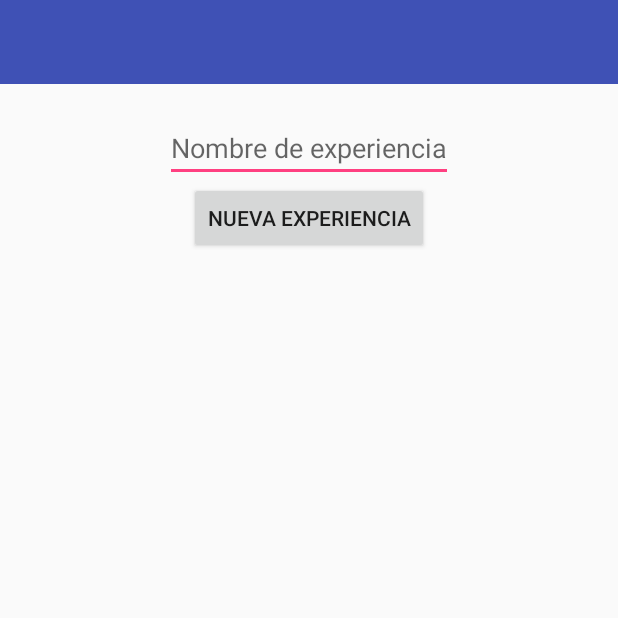
After one commit to Furacin/BitalinoGSR, an Android app: the NuevaExperiencia screen opened directly, with no data from a screen before it, on a phone screen of 412 x 824 dp, the top half of it. The commit adds this screen. Run offline under Robolectric (Android 15) with nearby library versions, the phone set to English and light mode, and no system bars.

Commit message:
Añadido EditText donde darle nombre a la experiencia
Cuando se añade el nombre, aparece el botón para añadir nuevo usuario

```diff
--- a/app/src/main/AndroidManifest.xml
+++ b/app/src/main/AndroidManifest.xml
@@ -19,6 +19,7 @@
         <activity android:name=".DatosGSR"></activity>
         <activity android:name=".InfoExperiencia"></activity>
         <activity android:name=".UsuariosExperiencia"></activity>
+        <activity android:name=".NuevaExperiencia"></activity>
         <activity android:name=".Login">
             <intent-filter>
                 <action android:name="android.intent.action.MAIN" />
--- a/app/src/main/java/com/furazin/android/mbandgsr/MainActivity.java
+++ b/app/src/main/java/com/furazin/android/mbandgsr/MainActivity.java
@@ -69,7 +69,7 @@ public class MainActivity extends AppCompatActivity {
         fab.setOnClickListener(new View.OnClickListener() {
             @Override
             public void onClick(View v) {
-                Intent i = new Intent(getApplicationContext(),Formulario.class);
+                Intent i = new Intent(getApplicationContext(),NuevaExperiencia.class);
                 startActivity(i);
             }
         });
--- /dev/null
+++ b/app/src/main/java/com/furazin/android/mbandgsr/NuevaExperiencia.java
@@ -0,0 +1,59 @@
+package com.furazin.android.mbandgsr;
+
+import android.app.Dialog;
+import android.os.Bundle;
+import android.support.v7.app.AppCompatActivity;
+import android.view.View;
+import android.widget.Button;
+import android.widget.TextView;
+
+/**
+ * Created by manza on 15/06/2017.
+ */
+
+public class NuevaExperiencia extends AppCompatActivity {
+
+    Button btn_adduser;
+    TextView titulo;
+    View linea;
+    Button btn_newuser, btn_nuevaexperiencia;
+
+    @Override
+    protected void onCreate(Bundle savedInstanceState) {
+        super.onCreate(savedInstanceState);
+        setContentView(R.layout.activity_nueva_experiencia);
+
+        titulo = (TextView) findViewById(R.id.textview_titulo);
+        linea = findViewById(R.id.line1);
+        btn_newuser = (Button) findViewById(R.id.btn_newuser);
+        btn_nuevaexperiencia = (Button) findViewById(R.id.btn_nombre_experiencia);
+
+        btn_nuevaexperiencia.setOnClickListener(new View.OnClickListener() {
+            @Override
+            public void onClick(View view) {
+                titulo.setVisibility(View.VISIBLE);
+                linea.setVisibility(View.VISIBLE);
+                btn_newuser.setVisibility(View.VISIBLE);
+
+
+            }
+        });
+
+        titulo.setVisibility(View.GONE);
+        linea.setVisibility(View.GONE);
+        btn_newuser.setVisibility(View.GONE);
+
+        btn_adduser = (Button) findViewById(R.id.btn_newuser);
+        btn_adduser.setOnClickListener(new View.OnClickListener() {
+            @Override
+            public void onClick(View view) {
+                Dialog dialog = new Dialog(NuevaExperiencia.this);
+                dialog.setContentView(R.layout.activity_formulario);
+                dialog.setTitle("Formulario de sujeto");
+//                TextView textViewUser = (TextView) dialog.findViewById(R.id.textBrand);
+//                textViewUser.setText("Hi");
+                dialog.show();
+            }
+        });
+    }
+}
--- /dev/null
+++ b/app/src/main/res/layout/activity_nueva_experiencia.xml
@@ -0,0 +1,63 @@
+<?xml version="1.0" encoding="utf-8"?>
+<RelativeLayout xmlns:android="http://schemas.android.com/apk/res/android"
+    android:layout_width="wrap_content"
+    android:layout_height="wrap_content">
+
+    <android.support.v7.widget.Toolbar
+        android:id="@+id/toolbar"
+        android:layout_width="match_parent"
+        android:layout_height="?attr/actionBarSize"
+        android:background="?attr/colorPrimary"
+        android:theme="@style/ThemeOverlay.AppCompat.Dark" />
+
+    <EditText
+        android:layout_width="wrap_content"
+        android:layout_height="wrap_content"
+        android:id="@+id/edittext_experiencia"
+        android:hint="Nombre de experiencia"
+        android:layout_below="@+id/toolbar"
+        android:layout_centerHorizontal="true"
+        android:layout_marginTop="20dp" />
+
+    <Button
+        android:layout_width="wrap_content"
+        android:layout_height="wrap_content"
+        android:layout_below="@+id/edittext_experiencia"
+        android:id="@+id/btn_nombre_experiencia"
+        android:layout_centerHorizontal="true"
+        android:text="Nueva Experiencia"/>
+
+    <TextView
+        android:layout_width="wrap_content"
+        android:layout_height="wrap_content"
+        android:text="Sujetos de prueba participantes"
+        android:textSize="18dp"
+        android:id="@+id/textview_titulo"
+        android:layout_marginTop="30dp"
+        android:layout_below="@+id/btn_nombre_experiencia"
+        android:textStyle="bold"
+        android:layout_centerHorizontal="true" />
+
+    <View
+        android:id="@+id/line1"
+        android:layout_below="@+id/textview_titulo"
+        android:layout_width="wrap_content"
+        android:layout_height="2dip"
+        android:layout_marginTop="10dp"
+        android:layout_marginLeft="20dp"
+        android:layout_marginRight="20dp"
+        android:background="#969696" />
+
+    <Button
+        android:id="@+id/btn_newuser"
+        android:layout_below="@+id/line1"
+        android:layout_width="wrap_content"
+        android:layout_height="wrap_content"
+        android:layout_centerHorizontal="true"
+        android:layout_marginTop="20dp"
+        android:paddingBottom="10dp"
+        android:paddingTop="-10dp"
+        android:drawableBottom="@drawable/ic_adduser"
+        android:text="" />
+
+</RelativeLayout>
```
Also changed, not shown: app/src/main/icon_adduser-web.png (added), app/src/main/res/drawable-hdpi/ic_adduser.png (added), app/src/main/res/drawable-mdpi/ic_adduser.png (added), app/src/main/res/drawable-xhdpi/ic_adduser.png (added), app/src/main/res/drawable-xxhdpi/ic_adduser.png (added), app/src/main/res/mipmap-hdpi/icon_adduser.png (added), app/src/main/res/mipmap-mdpi/icon_adduser.png (added), app/src/main/res/mipmap-xhdpi/icon_adduser.png (added), app/src/main/res/mipmap-xxhdpi/icon_adduser.png (added), app/src/main/res/mipmap-xxxhdpi/icon_adduser.png (added).
